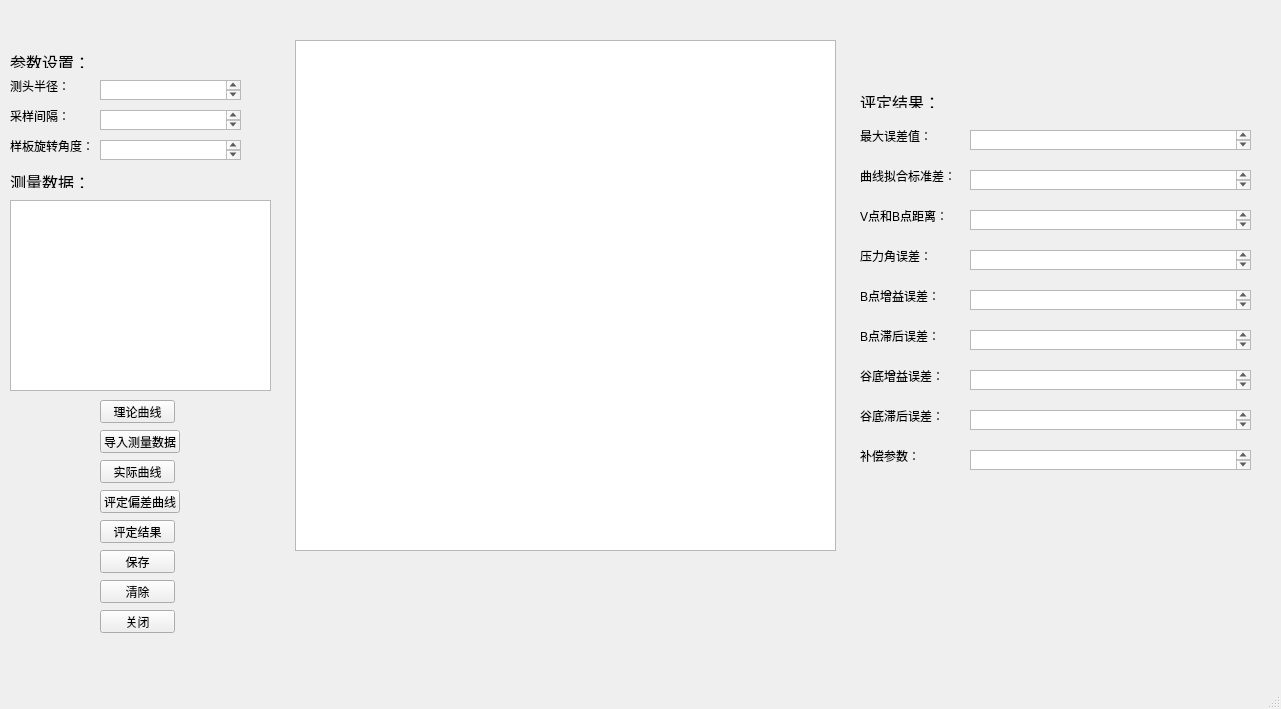
This is Mainwindow.ui in AmuroPeng/lvzheng-qt5 as Qt 5 draws it before an edit. The edited form follows.
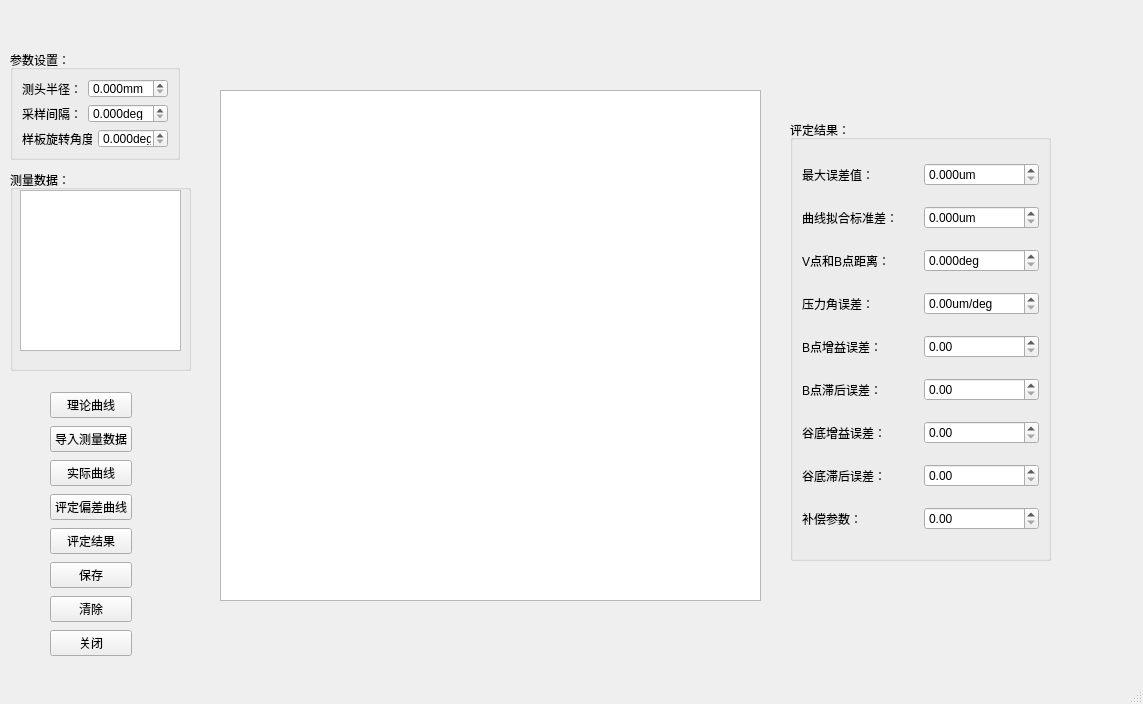
This is the edited form.

Commit message: 更改了ui

```diff
--- a/Mainwindow.ui
+++ b/Mainwindow.ui
@@ -6,463 +6,413 @@
    <rect>
     <x>0</x>
     <y>0</y>
-    <width>1281</width>
-    <height>709</height>
+    <width>1143</width>
+    <height>704</height>
    </rect>
   </property>
   <property name="windowTitle">
    <string>MainWindow</string>
   </property>
   <widget class="QWidget" name="centralwidget">
-   <widget class="QLabel" name="label">
+   <widget class="QGraphicsView" name="graphicsView">
+    <property name="geometry">
+     <rect>
+      <x>220</x>
+      <y>90</y>
+      <width>541</width>
+      <height>511</height>
+     </rect>
+    </property>
+   </widget>
+   <widget class="QGroupBox" name="groupBox">
     <property name="geometry">
      <rect>
       <x>10</x>
       <y>50</y>
-      <width>80</width>
-      <height>18</height>
+      <width>170</width>
+      <height>110</height>
      </rect>
     </property>
-    <property name="text">
-     <string>&lt;html&gt;&lt;head/&gt;&lt;body&gt;&lt;p&gt;&lt;span style=&quot; font-size:12pt;&quot;&gt;参数设置：&lt;/span&gt;&lt;/p&gt;&lt;/body&gt;&lt;/html&gt;</string>
+    <property name="title">
+     <string>参数设置：</string>
     </property>
-   </widget>
+    <layout class="QVBoxLayout" name="verticalLayout">
+     <item>
+      <layout class="QHBoxLayout" name="horizontalLayout">
+       <item>
    <widget class="QLabel" name="label_2">
-    <property name="geometry">
-     <rect>
-      <x>10</x>
-      <y>80</y>
-      <width>60</width>
-      <height>12</height>
-     </rect>
-    </property>
     <property name="text">
      <string>测头半径：</string>
     </property>
    </widget>
+       </item>
+       <item>
+        <widget class="QDoubleSpinBox" name="textEditCetou">
+         <property name="suffix">
+          <string>mm</string>
+         </property>
+         <property name="decimals">
+          <number>3</number>
+         </property>
+        </widget>
+       </item>
+      </layout>
+     </item>
+     <item>
+      <layout class="QHBoxLayout" name="horizontalLayout_2">
+       <item>
    <widget class="QLabel" name="label_3">
-    <property name="geometry">
-     <rect>
-      <x>10</x>
-      <y>110</y>
-      <width>60</width>
-      <height>12</height>
-     </rect>
-    </property>
     <property name="text">
      <string>采样间隔：</string>
     </property>
    </widget>
-   <widget class="QTextEdit" name="textEditCetou">
-    <property name="geometry">
-     <rect>
-      <x>100</x>
-      <y>80</y>
-      <width>141</width>
-      <height>20</height>
-     </rect>
-    </property>
-   </widget>
+       </item>
+       <item>
+        <widget class="QDoubleSpinBox" name="textEditCaiyang">
+         <property name="suffix">
+          <string>deg</string>
+         </property>
+         <property name="decimals">
+          <number>3</number>
+         </property>
+        </widget>
+       </item>
+      </layout>
+     </item>
+     <item>
+      <layout class="QHBoxLayout" name="horizontalLayout_3">
+       <item>
    <widget class="QLabel" name="label_4">
-    <property name="geometry">
-     <rect>
-      <x>10</x>
-      <y>140</y>
-      <width>84</width>
-      <height>12</height>
-     </rect>
-    </property>
     <property name="text">
      <string>样板旋转角度：</string>
     </property>
    </widget>
-   <widget class="QTextEdit" name="textEditCaiyang">
-    <property name="geometry">
-     <rect>
-      <x>100</x>
-      <y>110</y>
-      <width>141</width>
-      <height>20</height>
-     </rect>
-    </property>
-   </widget>
-   <widget class="QTextEdit" name="textEditXuanzhuan">
-    <property name="geometry">
-     <rect>
-      <x>100</x>
-      <y>140</y>
-      <width>141</width>
-      <height>20</height>
-     </rect>
-    </property>
-   </widget>
-   <widget class="QLabel" name="label_5">
+       </item>
+       <item>
+        <widget class="QDoubleSpinBox" name="textEditXuanzhuan">
+         <property name="suffix">
+          <string>deg</string>
+         </property>
+         <property name="decimals">
+          <number>3</number>
+         </property>
+        </widget>
+       </item>
+      </layout>
+     </item>
+    </layout>
+   </widget>
+   <widget class="QGroupBox" name="groupBox_2">
     <property name="geometry">
      <rect>
       <x>10</x>
       <y>170</y>
-      <width>80</width>
-      <height>18</height>
+      <width>181</width>
+      <height>201</height>
      </rect>
     </property>
-    <property name="text">
-     <string>&lt;html&gt;&lt;head/&gt;&lt;body&gt;&lt;p&gt;&lt;span style=&quot; font-size:12pt;&quot;&gt;测量数据：&lt;/span&gt;&lt;/p&gt;&lt;/body&gt;&lt;/html&gt;</string>
+    <property name="title">
+     <string>测量数据：</string>
     </property>
-   </widget>
-   <widget class="QPushButton" name="ButtonLilun">
+    <widget class="QTextEdit" name="textEditCeliangshuju">
     <property name="geometry">
      <rect>
-      <x>100</x>
-      <y>400</y>
-      <width>75</width>
-      <height>23</height>
-     </rect>
-    </property>
-    <property name="text">
-     <string>理论曲线</string>
-    </property>
-   </widget>
-   <widget class="QPushButton" name="ButtonDaoru">
-    <property name="geometry">
-     <rect>
-      <x>100</x>
-      <y>430</y>
-      <width>80</width>
-      <height>23</height>
-     </rect>
-    </property>
-    <property name="text">
-     <string>导入测量数据</string>
-    </property>
+       <x>10</x>
+       <y>20</y>
+       <width>161</width>
+       <height>161</height>
+      </rect>
+     </property>
+    </widget>
    </widget>
-   <widget class="QPushButton" name="ButtonShiji">
+   <widget class="QGroupBox" name="groupBox_3">
     <property name="geometry">
      <rect>
-      <x>100</x>
-      <y>460</y>
-      <width>75</width>
-      <height>23</height>
+      <x>790</x>
+      <y>120</y>
+      <width>261</width>
+      <height>441</height>
      </rect>
     </property>
-    <property name="text">
-     <string>实际曲线</string>
+    <property name="title">
+     <string>评定结果：</string>
     </property>
-   </widget>
-   <widget class="QPushButton" name="ButtonPiancha">
-    <property name="geometry">
-     <rect>
-      <x>100</x>
-      <y>490</y>
-      <width>80</width>
-      <height>23</height>
-     </rect>
-    </property>
-    <property name="text">
-     <string>评定偏差曲线</string>
-    </property>
-   </widget>
-   <widget class="QPushButton" name="ButtonPinding">
-    <property name="geometry">
-     <rect>
-      <x>100</x>
-      <y>520</y>
-      <width>75</width>
-      <height>23</height>
-     </rect>
-    </property>
-    <property name="text">
-     <string>评定结果</string>
-    </property>
-   </widget>
-   <widget class="QPushButton" name="ButtonSave">
-    <property name="geometry">
-     <rect>
-      <x>100</x>
-      <y>550</y>
-      <width>75</width>
-      <height>23</height>
-     </rect>
-    </property>
-    <property name="text">
-     <string>保存</string>
-    </property>
-   </widget>
-   <widget class="QPushButton" name="ButtonQingchu">
-    <property name="geometry">
-     <rect>
-      <x>100</x>
-      <y>580</y>
-      <width>75</width>
-      <height>23</height>
-     </rect>
-    </property>
-    <property name="text">
-     <string>清除</string>
-    </property>
-   </widget>
-   <widget class="QGraphicsView" name="graphicsView">
-    <property name="geometry">
-     <rect>
-      <x>295</x>
-      <y>40</y>
-      <width>541</width>
-      <height>511</height>
-     </rect>
-    </property>
-   </widget>
-   <widget class="QLabel" name="label_6">
-    <property name="geometry">
-     <rect>
-      <x>860</x>
-      <y>90</y>
-      <width>80</width>
-      <height>18</height>
-     </rect>
-    </property>
-    <property name="text">
-     <string>&lt;html&gt;&lt;head/&gt;&lt;body&gt;&lt;p&gt;&lt;span style=&quot; font-size:12pt;&quot;&gt;评定结果：&lt;/span&gt;&lt;/p&gt;&lt;/body&gt;&lt;/html&gt;</string>
-    </property>
-   </widget>
+    <layout class="QVBoxLayout" name="verticalLayout_3">
+     <item>
+      <layout class="QHBoxLayout" name="horizontalLayout_4">
+       <item>
    <widget class="QLabel" name="label_7">
-    <property name="geometry">
-     <rect>
-      <x>860</x>
-      <y>130</y>
-      <width>72</width>
-      <height>12</height>
-     </rect>
+         <property name="sizePolicy">
+          <sizepolicy hsizetype="Minimum" vsizetype="Preferred">
+           <horstretch>0</horstretch>
+           <verstretch>0</verstretch>
+          </sizepolicy>
     </property>
     <property name="text">
      <string>最大误差值：</string>
     </property>
    </widget>
+       </item>
+       <item>
+        <widget class="QDoubleSpinBox" name="textEditWucha">
+         <property name="suffix">
+          <string>um</string>
+         </property>
+         <property name="decimals">
+          <number>3</number>
+         </property>
+        </widget>
+       </item>
+      </layout>
+     </item>
+     <item>
+      <layout class="QHBoxLayout" name="horizontalLayout_5">
+       <item>
    <widget class="QLabel" name="label_8">
-    <property name="geometry">
-     <rect>
-      <x>860</x>
-      <y>170</y>
-      <width>96</width>
-      <height>12</height>
-     </rect>
+         <property name="sizePolicy">
+          <sizepolicy hsizetype="Minimum" vsizetype="Preferred">
+           <horstretch>0</horstretch>
+           <verstretch>0</verstretch>
+          </sizepolicy>
     </property>
     <property name="text">
      <string>曲线拟合标准差：</string>
     </property>
    </widget>
+       </item>
+       <item>
+        <widget class="QDoubleSpinBox" name="textEditBiaozhuncha">
+         <property name="suffix">
+          <string>um</string>
+         </property>
+         <property name="decimals">
+          <number>3</number>
+         </property>
+        </widget>
+       </item>
+      </layout>
+     </item>
+     <item>
+      <layout class="QHBoxLayout" name="horizontalLayout_6">
+       <item>
    <widget class="QLabel" name="label_9">
-    <property name="geometry">
-     <rect>
-      <x>860</x>
-      <y>210</y>
-      <width>84</width>
-      <height>12</height>
-     </rect>
+         <property name="sizePolicy">
+          <sizepolicy hsizetype="Minimum" vsizetype="Preferred">
+           <horstretch>0</horstretch>
+           <verstretch>0</verstretch>
+          </sizepolicy>
     </property>
     <property name="text">
      <string>V点和B点距离：</string>
     </property>
    </widget>
+       </item>
+       <item>
+        <widget class="QDoubleSpinBox" name="textEditJuli">
+         <property name="suffix">
+          <string>deg</string>
+         </property>
+         <property name="decimals">
+          <number>3</number>
+         </property>
+        </widget>
+       </item>
+      </layout>
+     </item>
+     <item>
+      <layout class="QHBoxLayout" name="horizontalLayout_7">
+       <item>
    <widget class="QLabel" name="label_10">
-    <property name="geometry">
-     <rect>
-      <x>860</x>
-      <y>250</y>
-      <width>72</width>
-      <height>12</height>
-     </rect>
+         <property name="sizePolicy">
+          <sizepolicy hsizetype="Minimum" vsizetype="Preferred">
+           <horstretch>0</horstretch>
+           <verstretch>0</verstretch>
+          </sizepolicy>
     </property>
     <property name="text">
      <string>压力角误差：</string>
     </property>
    </widget>
+       </item>
+       <item>
+        <widget class="QDoubleSpinBox" name="textEditYalijiao">
+         <property name="suffix">
+          <string>um/deg</string>
+         </property>
+        </widget>
+       </item>
+      </layout>
+     </item>
+     <item>
+      <layout class="QHBoxLayout" name="horizontalLayout_8">
+       <item>
    <widget class="QLabel" name="label_11">
-    <property name="geometry">
-     <rect>
-      <x>860</x>
-      <y>290</y>
-      <width>78</width>
-      <height>12</height>
-     </rect>
+         <property name="sizePolicy">
+          <sizepolicy hsizetype="Minimum" vsizetype="Preferred">
+           <horstretch>0</horstretch>
+           <verstretch>0</verstretch>
+          </sizepolicy>
     </property>
     <property name="text">
      <string>B点增益误差：</string>
     </property>
    </widget>
+       </item>
+       <item>
+        <widget class="QDoubleSpinBox" name="textEditBzengyi"/>
+       </item>
+      </layout>
+     </item>
+     <item>
+      <layout class="QHBoxLayout" name="horizontalLayout_9">
+       <item>
    <widget class="QLabel" name="label_12">
-    <property name="geometry">
-     <rect>
-      <x>860</x>
-      <y>330</y>
-      <width>78</width>
-      <height>12</height>
-     </rect>
+         <property name="sizePolicy">
+          <sizepolicy hsizetype="Minimum" vsizetype="Preferred">
+           <horstretch>0</horstretch>
+           <verstretch>0</verstretch>
+          </sizepolicy>
     </property>
     <property name="text">
      <string>B点滞后误差：</string>
     </property>
    </widget>
+       </item>
+       <item>
+        <widget class="QDoubleSpinBox" name="textEditBzhihou"/>
+       </item>
+      </layout>
+     </item>
+     <item>
+      <layout class="QHBoxLayout" name="horizontalLayout_10">
+       <item>
    <widget class="QLabel" name="label_13">
-    <property name="geometry">
-     <rect>
-      <x>860</x>
-      <y>370</y>
-      <width>84</width>
-      <height>12</height>
-     </rect>
+         <property name="sizePolicy">
+          <sizepolicy hsizetype="Minimum" vsizetype="Preferred">
+           <horstretch>0</horstretch>
+           <verstretch>0</verstretch>
+          </sizepolicy>
     </property>
     <property name="text">
      <string>谷底增益误差：</string>
     </property>
    </widget>
+       </item>
+       <item>
+        <widget class="QDoubleSpinBox" name="textEditGuzengyi"/>
+       </item>
+      </layout>
+     </item>
+     <item>
+      <layout class="QHBoxLayout" name="horizontalLayout_11">
+       <item>
    <widget class="QLabel" name="label_14">
-    <property name="geometry">
-     <rect>
-      <x>860</x>
-      <y>410</y>
-      <width>84</width>
-      <height>12</height>
-     </rect>
+         <property name="sizePolicy">
+          <sizepolicy hsizetype="Minimum" vsizetype="Preferred">
+           <horstretch>0</horstretch>
+           <verstretch>0</verstretch>
+          </sizepolicy>
     </property>
     <property name="text">
      <string>谷底滞后误差：</string>
     </property>
    </widget>
+       </item>
+       <item>
+        <widget class="QDoubleSpinBox" name="textEditGuzhihou"/>
+       </item>
+      </layout>
+     </item>
+     <item>
+      <layout class="QHBoxLayout" name="horizontalLayout_12">
+       <item>
    <widget class="QLabel" name="label_15">
-    <property name="geometry">
-     <rect>
-      <x>860</x>
-      <y>450</y>
-      <width>60</width>
-      <height>12</height>
-     </rect>
+         <property name="sizePolicy">
+          <sizepolicy hsizetype="Minimum" vsizetype="Preferred">
+           <horstretch>0</horstretch>
+           <verstretch>0</verstretch>
+          </sizepolicy>
     </property>
     <property name="text">
      <string>补偿参数：</string>
     </property>
    </widget>
-   <widget class="QTextEdit" name="textEditWucha">
+       </item>
+       <item>
+        <widget class="QDoubleSpinBox" name="textEditBuchang_2"/>
+       </item>
+      </layout>
+     </item>
+    </layout>
+   </widget>
+   <widget class="QWidget" name="layoutWidget">
     <property name="geometry">
      <rect>
-      <x>970</x>
-      <y>130</y>
-      <width>281</width>
-      <height>20</height>
+      <x>50</x>
+      <y>390</y>
+      <width>82</width>
+      <height>271</height>
      </rect>
     </property>
-   </widget>
+    <layout class="QVBoxLayout" name="verticalLayout_2">
+     <item>
+      <widget class="QPushButton" name="ButtonLilun">
+       <property name="text">
+        <string>理论曲线</string>
+       </property>
+      </widget>
+     </item>
+     <item>
+      <widget class="QPushButton" name="ButtonDaoru">
+       <property name="text">
+        <string>导入测量数据</string>
+       </property>
+      </widget>
+     </item>
+     <item>
+      <widget class="QPushButton" name="ButtonShiji">
+       <property name="text">
+        <string>实际曲线</string>
+       </property>
+      </widget>
+     </item>
+     <item>
+      <widget class="QPushButton" name="ButtonPiancha">
+       <property name="text">
+        <string>评定偏差曲线</string>
+       </property>
+      </widget>
+     </item>
+     <item>
+      <widget class="QPushButton" name="ButtonPinding">
+       <property name="text">
+        <string>评定结果</string>
+       </property>
+      </widget>
+     </item>
+     <item>
+      <widget class="QPushButton" name="ButtonSave">
+       <property name="text">
+        <string>保存</string>
+       </property>
+      </widget>
+     </item>
+     <item>
+      <widget class="QPushButton" name="ButtonQingchu">
+       <property name="text">
+        <string>清除</string>
+       </property>
+      </widget>
+     </item>
+     <item>
    <widget class="QPushButton" name="ButtonClose">
-    <property name="geometry">
-     <rect>
-      <x>100</x>
-      <y>610</y>
-      <width>75</width>
-      <height>23</height>
-     </rect>
-    </property>
     <property name="text">
      <string>关闭</string>
     </property>
    </widget>
-   <widget class="QTextEdit" name="textEditBiaozhuncha">
-    <property name="geometry">
-     <rect>
-      <x>970</x>
-      <y>170</y>
-      <width>281</width>
-      <height>20</height>
-     </rect>
-    </property>
+     </item>
+    </layout>
    </widget>
-   <widget class="QTextEdit" name="textEditJuli">
-    <property name="geometry">
-     <rect>
-      <x>970</x>
-      <y>210</y>
-      <width>281</width>
-      <height>20</height>
-     </rect>
-    </property>
-   </widget>
-   <widget class="QTextEdit" name="textEditYalijiao">
-    <property name="geometry">
-     <rect>
-      <x>970</x>
-      <y>250</y>
-      <width>281</width>
-      <height>20</height>
-     </rect>
-    </property>
-   </widget>
-   <widget class="QTextEdit" name="textEditBzengyi">
-    <property name="geometry">
-     <rect>
-      <x>970</x>
-      <y>290</y>
-      <width>281</width>
-      <height>20</height>
-     </rect>
-    </property>
-   </widget>
-   <widget class="QTextEdit" name="textEditBzhihou">
-    <property name="geometry">
-     <rect>
-      <x>970</x>
-      <y>330</y>
-      <width>281</width>
-      <height>20</height>
-     </rect>
-    </property>
-   </widget>
-   <widget class="QTextEdit" name="textEditGuzengyi">
-    <property name="geometry">
-     <rect>
-      <x>970</x>
-      <y>370</y>
-      <width>281</width>
-      <height>20</height>
-     </rect>
-    </property>
-   </widget>
-   <widget class="QTextEdit" name="textEditGuzhihou">
-    <property name="geometry">
-     <rect>
-      <x>970</x>
-      <y>410</y>
-      <width>281</width>
-      <height>20</height>
-     </rect>
-    </property>
-   </widget>
-   <widget class="QTextEdit" name="textEditBuchang">
-    <property name="geometry">
-     <rect>
-      <x>970</x>
-      <y>450</y>
-      <width>281</width>
-      <height>20</height>
-     </rect>
-    </property>
-   </widget>
-   <widget class="QTextEdit" name="textEditCeliangshuju">
-    <property name="geometry">
-     <rect>
-      <x>10</x>
-      <y>200</y>
-      <width>261</width>
-      <height>191</height>
-     </rect>
-    </property>
-   </widget>
-  </widget>
-  <widget class="QMenuBar" name="menubar">
-   <property name="geometry">
-    <rect>
-     <x>0</x>
-     <y>0</y>
-     <width>1281</width>
-     <height>23</height>
-    </rect>
-   </property>
   </widget>
   <widget class="QStatusBar" name="statusbar"/>
  </widget>
```
Lines whose indentation alone changed are shown as unchanged. The commit also changes 1 other file.
